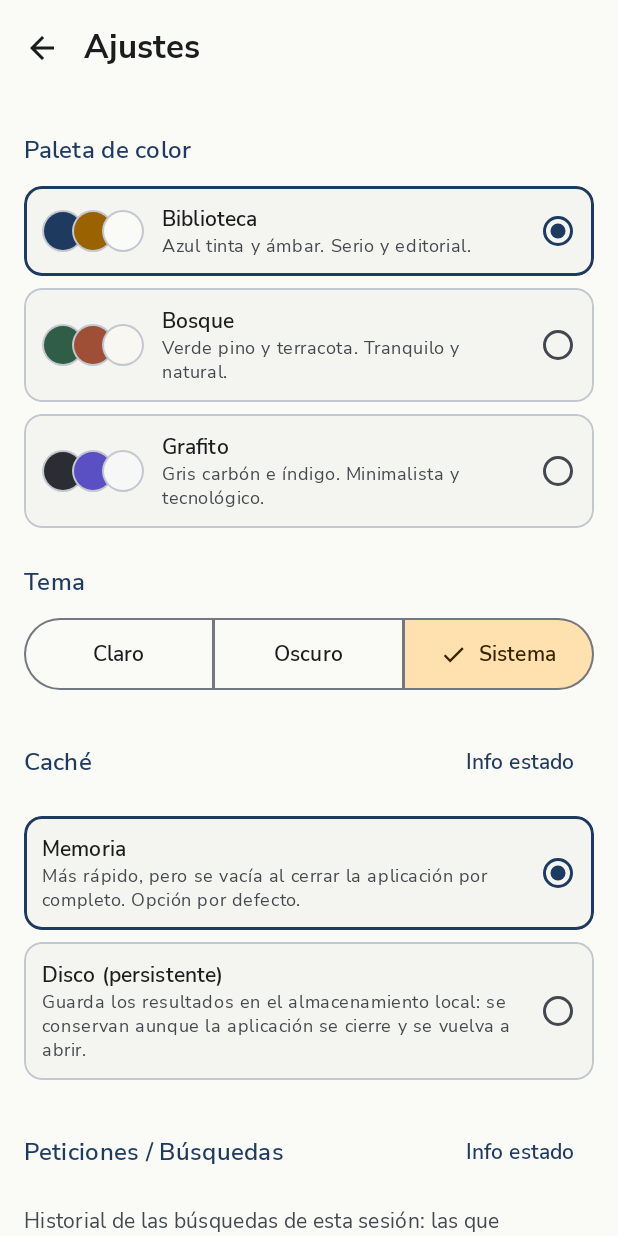
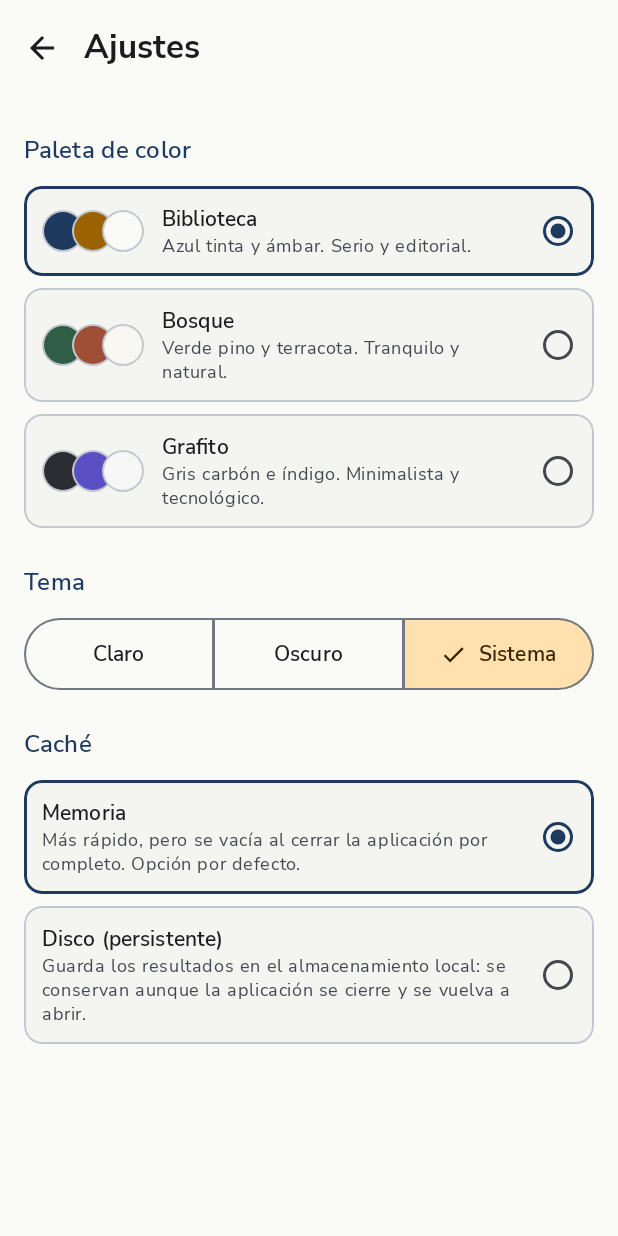
Before and after one commit to ChrystianDev/Book-Search-Engine, an Android app built with Jetpack Compose: the SettingsScreen screen opened through its navigation route, after a tap on "Biblioteca", on a phone screen of 412 x 824 dp. Run offline under Robolectric (Android 15) with nearby library versions, the phone set to English and light mode, and no system bars; our stand-ins replace Dagger/Hilt's generated code, Timber; libraries missing offline, so code that uses them is left out: androidx.hilt.lifecycle; network calls fail.

Commit message:
refactor(app): move cache status and search log to a Diagnostics screen
Settings now holds preferences only. The two read-only "Info estado"
sheets become full-screen tabs (Caché, Búsquedas) of a new Diagnostics
screen in feature/diagnostics, a sibling destination of Settings opened
from an icon in the home top bar. The cache tab also shows the active
backend. Document the split as ARCHITECTURE rule 14.

```diff
--- a/app/src/main/java/com/booksearch/app/feature/settings/CacheStatusViewModel.kt
+++ b/app/src/main/java/com/booksearch/app/feature/diagnostics/CacheStatusViewModel.kt
@@ -1,34 +1,40 @@
-package com.booksearch.app.feature.settings
+package com.booksearch.app.feature.diagnostics
 
 import androidx.lifecycle.ViewModel
 import androidx.lifecycle.viewModelScope
+import com.booksearch.domain.model.CacheType
 import com.booksearch.domain.model.CachedSearch
 import com.booksearch.domain.repository.CacheStatusRepository
+import com.booksearch.domain.repository.PreferencesRepository
 import com.booksearch.domain.time.TimeProvider
 import dagger.hilt.android.lifecycle.HiltViewModel
 import kotlinx.coroutines.delay
 import kotlinx.coroutines.flow.SharingStarted
 import kotlinx.coroutines.flow.StateFlow
+import kotlinx.coroutines.flow.first
 import kotlinx.coroutines.flow.flow
 import kotlinx.coroutines.flow.stateIn
 import javax.inject.Inject
 
 /**
- * Backs the "Info estado" sheet: the cached searches of the active backend with a live countdown.
+ * Backs the "Caché" tab of Diagnóstico: the active backend and its cached searches with a live countdown.
  *
- * The cache is re-read on every tick, so the list follows what really happens while the sheet is
- * open (a repeated search restarts its countdown, an eviction removes a row, a backend switch
- * shows the other cache). The ticker only runs while the sheet collects the state.
+ * The cache and the backend preference are re-read on every tick, so the tab follows what really
+ * happens while it is open (a repeated search restarts its countdown, an eviction removes a row,
+ * a backend switch in Settings shows the other cache). The ticker only runs while the tab collects
+ * the state.
  */
 @HiltViewModel
 class CacheStatusViewModel @Inject constructor(
     private val cacheStatusRepository: CacheStatusRepository,
+    private val preferencesRepository: PreferencesRepository,
     private val timeProvider: TimeProvider,
 ) : ViewModel() {
 
     val uiState: StateFlow<CacheStatusUiState> = flow {
         while (true) {
-            emit(CacheStatusUiState.Content(loadItems()))
+            val backend = preferencesRepository.preferences.first().cacheType
+            emit(CacheStatusUiState.Content(backend, loadItems()))
             delay(TICK_MILLIS)
         }
     }.stateIn(
@@ -61,7 +67,7 @@ class CacheStatusViewModel @Inject constructor(
 
 sealed interface CacheStatusUiState {
     data object Loading : CacheStatusUiState
-    data class Content(val items: List<CachedSearchItem>) : CacheStatusUiState
+    data class Content(val backend: CacheType, val items: List<CachedSearchItem>) : CacheStatusUiState
 }
 
 data class CachedSearchItem(
--- a/app/src/main/java/com/booksearch/app/feature/settings/SearchLogViewModel.kt
+++ b/app/src/main/java/com/booksearch/app/feature/diagnostics/SearchLogViewModel.kt
@@ -1,4 +1,4 @@
-package com.booksearch.app.feature.settings
+package com.booksearch.app.feature.diagnostics
 
 import androidx.lifecycle.ViewModel
 import androidx.lifecycle.viewModelScope
@@ -13,8 +13,8 @@ import kotlinx.coroutines.flow.stateIn
 import javax.inject.Inject
 
 /**
- * Backs the "Peticiones / Búsquedas" sheet: the session's searches, newest first, updated live
- * while the sheet is open (a search finishing in the background appears at the top).
+ * Backs the "Búsquedas" tab of Diagnóstico: the session's searches, newest first, updated live
+ * while the tab is open (a search finishing in the background appears at the top).
  */
 @HiltViewModel
 class SearchLogViewModel @Inject constructor(
--- a/app/src/main/java/com/booksearch/app/feature/home/HomeScreen.kt
+++ b/app/src/main/java/com/booksearch/app/feature/home/HomeScreen.kt
@@ -6,6 +6,7 @@ import androidx.compose.foundation.layout.Column
 import androidx.compose.foundation.layout.fillMaxSize
 import androidx.compose.foundation.layout.padding
 import androidx.compose.material.icons.Icons
+import androidx.compose.material.icons.filled.Info
 import androidx.compose.material.icons.filled.Settings
 import androidx.compose.material3.AlertDialog
 import androidx.compose.material3.ExperimentalMaterial3Api
@@ -34,6 +35,7 @@ import com.booksearch.domain.model.Book
 fun HomeScreen(
     onBookClick: (workId: String) -> Unit,
     onSettingsClick: () -> Unit,
+    onDiagnosticsClick: () -> Unit,
     viewModel: HomeViewModel = hiltViewModel(),
 ) {
     val uiState by viewModel.uiState.collectAsStateWithLifecycle()
@@ -59,6 +61,7 @@ fun HomeScreen(
         uiState = uiState,
         onBookClick = { book -> onBookClick(book.workId) },
         onSettingsClick = onSettingsClick,
+        onDiagnosticsClick = onDiagnosticsClick,
         onQueryChange = viewModel::onQueryChange,
         onClearQuery = viewModel::onClearQuery,
         onCancelSearch = viewModel::onCancelSearch,
@@ -89,6 +92,7 @@ private fun HomeContent(
     uiState: HomeUiState,
     onBookClick: (Book) -> Unit,
     onSettingsClick: () -> Unit,
+    onDiagnosticsClick: () -> Unit,
     onQueryChange: (String) -> Unit,
     onClearQuery: () -> Unit,
     onCancelSearch: () -> Unit,
@@ -100,6 +104,9 @@ private fun HomeContent(
             TopAppBar(
                 title = { Text(stringResource(R.string.app_name)) },
                 actions = {
+                    IconButton(onClick = onDiagnosticsClick) {
+                        Icon(Icons.Filled.Info, contentDescription = stringResource(R.string.diagnostics_title))
+                    }
                     IconButton(onClick = onSettingsClick) {
                         Icon(Icons.Filled.Settings, contentDescription = stringResource(R.string.settings_title))
                     }
--- a/app/src/main/java/com/booksearch/app/feature/home/SearchResultsContent.kt
+++ b/app/src/main/java/com/booksearch/app/feature/home/SearchResultsContent.kt
@@ -70,7 +70,7 @@ fun SearchResultsContent(
             modifier = modifier,
         )
         is SearchState.TooShort -> MessageWithAction(
-            title = stringResource(R.string.search_too_short_title, MIN_QUERY_LENGTH),
+            title = pluralStringResource(R.plurals.search_too_short_title, MIN_QUERY_LENGTH, MIN_QUERY_LENGTH),
             message = stringResource(R.string.search_too_short_message),
             modifier = modifier,
         )
--- a/app/src/main/java/com/booksearch/app/feature/settings/SettingsScreen.kt
+++ b/app/src/main/java/com/booksearch/app/feature/settings/SettingsScreen.kt
@@ -32,13 +32,9 @@ import androidx.compose.material3.SingleChoiceSegmentedButtonRow
 import androidx.compose.material3.Surface
 import androidx.compose.material3.Switch
 import androidx.compose.material3.Text
-import androidx.compose.material3.TextButton
 import androidx.compose.material3.TopAppBar
 import androidx.compose.runtime.Composable
 import androidx.compose.runtime.getValue
-import androidx.compose.runtime.mutableStateOf
-import androidx.compose.runtime.saveable.rememberSaveable
-import androidx.compose.runtime.setValue
 import androidx.compose.ui.Alignment
 import androidx.compose.ui.Modifier
 import androidx.compose.ui.draw.clip
@@ -64,8 +60,6 @@ fun SettingsScreen(
     viewModel: SettingsViewModel = hiltViewModel(),
 ) {
     val uiState by viewModel.uiState.collectAsStateWithLifecycle()
-    var showCacheStatus by rememberSaveable { mutableStateOf(false) }
-    var showSearchLog by rememberSaveable { mutableStateOf(false) }
     SettingsContent(
         uiState = uiState,
         onBack = onBack,
@@ -73,15 +67,7 @@ fun SettingsScreen(
         onThemeModeSelected = viewModel::onThemeModeSelected,
         onCacheTypeSelected = viewModel::onCacheTypeSelected,
         onDemoLatencyChanged = viewModel::onDemoLatencyChanged,
-        onCacheStatusClick = { showCacheStatus = true },
-        onSearchLogClick = { showSearchLog = true },
     )
-    if (showCacheStatus) {
-        CacheStatusSheet(onDismiss = { showCacheStatus = false })
-    }
-    if (showSearchLog) {
-        SearchLogSheet(onDismiss = { showSearchLog = false })
-    }
 }
 
 @OptIn(ExperimentalMaterial3Api::class)
@@ -93,8 +79,6 @@ private fun SettingsContent(
     onThemeModeSelected: (ThemeMode) -> Unit,
     onCacheTypeSelected: (CacheType) -> Unit,
     onDemoLatencyChanged: (Boolean) -> Unit,
-    onCacheStatusClick: () -> Unit,
-    onSearchLogClick: () -> Unit,
 ) {
     Scaffold(
         topBar = {
@@ -133,11 +117,7 @@ private fun SettingsContent(
             SectionHeader(R.string.settings_theme)
             ThemeModeSelector(selected = uiState.themeMode, onSelected = onThemeModeSelected)
 
-            SectionHeader(R.string.settings_cache) {
-                TextButton(onClick = onCacheStatusClick) {
-                    Text(stringResource(R.string.cache_status_action))
-                }
-            }
+            SectionHeader(R.string.settings_cache)
             Column(
                 modifier = Modifier.selectableGroup(),
                 verticalArrangement = Arrangement.spacedBy(MaterialTheme.spacing.sm),
@@ -151,17 +131,6 @@ private fun SettingsContent(
                 }
             }
 
-            SectionHeader(R.string.settings_search_log) {
-                TextButton(onClick = onSearchLogClick) {
-                    Text(stringResource(R.string.cache_status_action))
-                }
-            }
-            Text(
-                text = stringResource(R.string.settings_search_log_description),
-                style = MaterialTheme.typography.bodyMedium,
-                color = MaterialTheme.colorScheme.onSurfaceVariant,
-            )
-
             if (uiState.showDemoLatency) {
                 SectionHeader(R.string.settings_developer)
                 DemoLatencyOption(enabled = uiState.demoLatencyEnabled, onChanged = onDemoLatencyChanged)
@@ -170,25 +139,17 @@ private fun SettingsContent(
     }
 }
 
-/** Section title, with an optional action aligned to the right (e.g. a text button). */
 @Composable
-private fun SectionHeader(@StringRes text: Int, action: (@Composable () -> Unit)? = null) {
-    Row(
+private fun SectionHeader(@StringRes text: Int) {
+    Text(
+        text = stringResource(text),
+        style = MaterialTheme.typography.titleMedium,
+        color = MaterialTheme.colorScheme.primary,
         modifier = Modifier
             .fillMaxWidth()
-            .padding(top = MaterialTheme.spacing.xl, bottom = MaterialTheme.spacing.md),
-        verticalAlignment = Alignment.CenterVertically,
-    ) {
-        Text(
-            text = stringResource(text),
-            style = MaterialTheme.typography.titleMedium,
-            color = MaterialTheme.colorScheme.primary,
-            modifier = Modifier
-                .weight(1f)
-                .semantics { heading() },
-        )
-        action?.invoke()
-    }
+            .padding(top = MaterialTheme.spacing.xl, bottom = MaterialTheme.spacing.md)
+            .semantics { heading() },
+    )
 }
 
 @Composable
--- a/app/src/main/java/com/booksearch/app/navigation/AppNavHost.kt
+++ b/app/src/main/java/com/booksearch/app/navigation/AppNavHost.kt
@@ -6,6 +6,7 @@ import androidx.navigation.compose.composable
 import androidx.navigation.compose.rememberNavController
 import androidx.navigation.toRoute
 import com.booksearch.app.feature.detail.DetailScreen
+import com.booksearch.app.feature.diagnostics.DiagnosticsScreen
 import com.booksearch.app.feature.home.HomeScreen
 import com.booksearch.app.feature.onboarding.OnboardingScreen
 import com.booksearch.app.feature.settings.SettingsScreen
@@ -28,6 +29,7 @@ fun AppNavHost(startDestination: Any) {
             HomeScreen(
                 onBookClick = { workId -> navController.navigate(DetailRoute(workId)) },
                 onSettingsClick = { navController.navigate(SettingsRoute) },
+                onDiagnosticsClick = { navController.navigate(DiagnosticsRoute) },
             )
         }
         composable<DetailRoute> { backStackEntry ->
@@ -37,5 +39,8 @@ fun AppNavHost(startDestination: Any) {
         composable<SettingsRoute> {
             SettingsScreen(onBack = navController::navigateUp)
         }
+        composable<DiagnosticsRoute> {
+            DiagnosticsScreen(onBack = navController::navigateUp)
+        }
     }
 }
--- a/app/src/main/java/com/booksearch/app/navigation/Routes.kt
+++ b/app/src/main/java/com/booksearch/app/navigation/Routes.kt
@@ -13,3 +13,6 @@ data class DetailRoute(val workId: String)
 
 @Serializable
 data object SettingsRoute
+
+@Serializable
+data object DiagnosticsRoute
--- a/app/src/main/res/values/strings.xml
+++ b/app/src/main/res/values/strings.xml
@@ -44,7 +44,11 @@
     <string name="search_cancelled_title">Búsqueda cancelada</string>
     <string name="search_cancelled_message">Has cancelado la búsqueda de «%1$s».</string>
     <string name="search_again">Buscar de nuevo</string>
-    <string name="search_too_short_title">Escribe al menos %1$d caracteres para buscar</string>
+    <plurals name="search_too_short_title">
+        <item quantity="one">Escribe al menos %1$d carácter para buscar</item>
+        <item quantity="many">Escribe al menos %1$d caracteres para buscar</item>
+        <item quantity="other">Escribe al menos %1$d caracteres para buscar</item>
+    </plurals>
     <string name="search_too_short_message">Open Library no acepta búsquedas más cortas.</string>
     <plurals name="edition_count">
         <item quantity="one">%1$d edición</item>
@@ -73,15 +77,14 @@
     <string name="cache_memory_description">Más rápido, pero se vacía al cerrar la aplicación por completo. Opción por defecto.</string>
     <string name="cache_disk">Disco (persistente)</string>
     <string name="cache_disk_description">Guarda los resultados en el almacenamiento local: se conservan aunque la aplicación se cierre y se vuelva a abrir.</string>
-    <string name="cache_status_action">Info estado</string>
-    <string name="cache_status_title">Estado de la caché</string>
+    <string name="diagnostics_title">Diagnóstico</string>
+    <string name="diagnostics_tab_cache">Caché</string>
+    <string name="diagnostics_tab_searches">Búsquedas</string>
+    <string name="cache_status_backend">Backend activo: %1$s</string>
     <string name="cache_status_description">Búsquedas con resultados guardadas en la caché activa y el tiempo que les queda. Las caducadas (en gris) ya no se usan y se borran al volver a buscarlas.</string>
     <string name="cache_status_empty">Todavía no hay búsquedas con resultados en la caché.</string>
     <string name="cache_status_countdown">%1$d:%2$02d</string>
     <string name="cache_status_expired">Caducada</string>
-    <string name="settings_search_log">Peticiones / Búsquedas</string>
-    <string name="settings_search_log_description">Historial de las búsquedas de esta sesión: las que terminaron bien, las canceladas y las que fallaron.</string>
-    <string name="search_log_title">Peticiones / Búsquedas</string>
     <string name="search_log_description">Últimas búsquedas de esta sesión, la más reciente arriba. Toca una para ver el detalle. Se borran al cerrar la aplicación.</string>
     <string name="search_log_failure_hint">Para probar un fallo, busca un texto que contenga getfail001: responde con un HTTP 404 simulado (solo en builds de depuración).</string>
     <string name="search_log_empty">Todavía no se ha hecho ninguna búsqueda en esta sesión.</string>
```
Also changed, not shown: app/src/main/java/com/booksearch/app/feature/diagnostics/CacheStatusPane.kt (renamed from app/src/main/java/com/booksearch/app/feature/settings/CacheStatusSheet.kt, +21 -19 lines), app/src/main/java/com/booksearch/app/feature/diagnostics/DiagnosticsScreen.kt (added, +73 -0 lines), app/src/main/java/com/booksearch/app/feature/diagnostics/SearchLogPane.kt (renamed from app/src/main/java/com/booksearch/app/feature/settings/SearchLogSheet.kt, +11 -25 lines), 6 other files.
